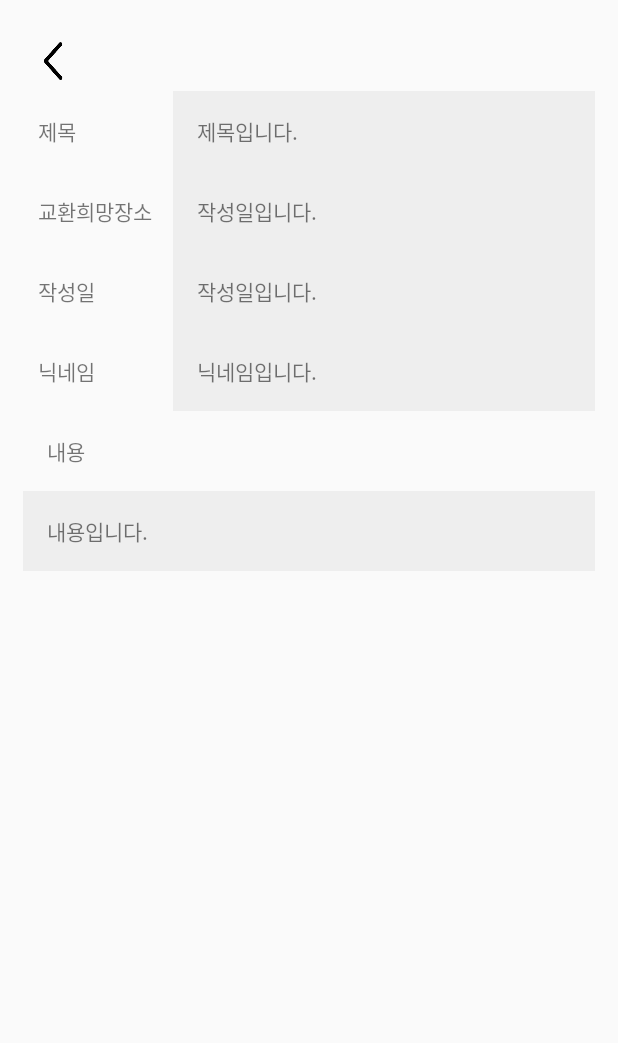
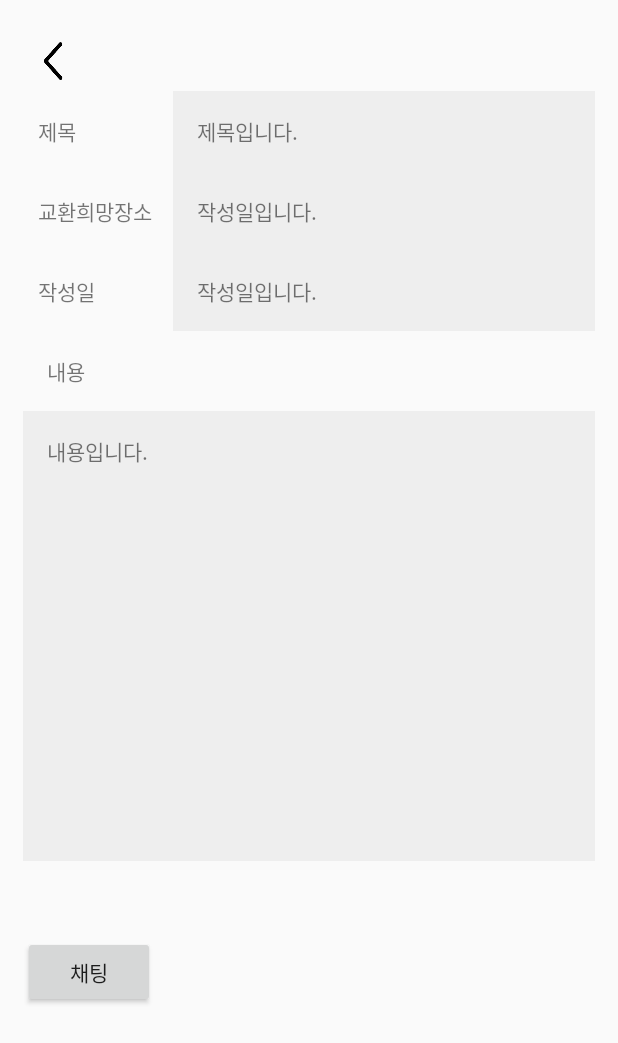
Before and after one commit to yeeyoung20/capstone, an Android app: the layout activity_community_detail.xml on its own in the app's theme, with its tools: preview values and no code run, on a phone screen of 412 x 824 dp. Shown: the top 1043 px of the screen. Run offline under Robolectric (Android 15) with nearby library versions, the phone set to English and light mode, and no system bars.

Commit message:
게시판 메인에서 상세보기로 화면 전환 가능(로그인 안 돼있으면 못 들어가게 함)

```diff
--- a/app/src/main/AndroidManifest.xml
+++ b/app/src/main/AndroidManifest.xml
@@ -21,11 +21,15 @@
             android:name="com.naver.maps.map.CLIENT_ID"
             android:value="gltf29rywr" />
 
+
         <activity
             android:name=".Map"
             android:exported="true" />
         <activity
             android:name=".CategoryDetail"
+            android:exported="true" />
+        <activity
+            android:name=".CommunityDetail"
             android:exported="true" />
         <activity
             android:name=".CommunityWrite"
--- a/app/src/main/res/layout/activity_community_detail.xml
+++ b/app/src/main/res/layout/activity_community_detail.xml
@@ -6,7 +6,7 @@
     android:layout_height="match_parent"
     android:orientation="vertical"
     android:padding="15dp"
-    tools:context=".CommunityDatail" >
+    tools:context=".CommunityDetail" >
 
     <Button
         android:id="@+id/back"
@@ -90,27 +90,7 @@
                     android:text="작성일입니다."
                     />
             </LinearLayout>
-            <LinearLayout
-                android:layout_width="match_parent"
-                android:layout_height="wrap_content"
-                android:orientation="horizontal">
 
-                <TextView
-                    android:layout_width="100dp"
-                    android:layout_height="wrap_content"
-                    android:padding="10dp"
-                    android:text="닉네임"/>
-
-                <TextView
-                    android:id="@+id/nickname"
-                    android:padding="16dp"
-                    android:background="#eeeeee"
-                    android:layout_width="match_parent"
-                    android:layout_height="wrap_content"
-                    android:layout_weight="1"
-                    android:text="닉네임입니다."
-                    />
-            </LinearLayout>
             <TextView
                 android:layout_width="wrap_content"
                 android:layout_height="wrap_content"
@@ -122,8 +102,16 @@
                 android:padding="16dp"
                 android:background="#eeeeee"
                 android:layout_width="match_parent"
-                android:layout_height="wrap_content"
+                android:layout_height="300dp"
                 android:text="내용입니다." />
+
+
+            <Button
+                android:id="@+id/chatting"
+                android:text="채팅"
+                android:layout_marginTop="50dp"
+                android:layout_width="wrap_content"
+                android:layout_height="wrap_content" />
         </LinearLayout>
     </ScrollView>
 </LinearLayout>
```
Also changed, not shown: app/src/main/java/com/example/ecoproject_android/CommunityDetail.kt (+21 -10 lines), app/src/main/java/com/example/ecoproject_android/CommunityMain.kt (+31 -4 lines), app/src/main/java/com/example/ecoproject_android/CommunityWrite.kt (+3 -4 lines).
